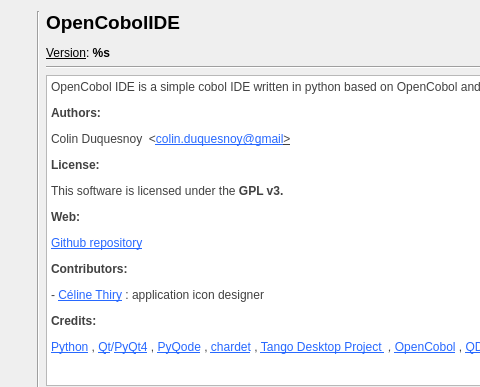
OpenCobolIDE/OpenCobolIDE, file oci/ui/dlg_about.ui: the form before one commit; both pictures show x 0 to 480 and y 0 to 387 of the 650 by 700 pixel window.
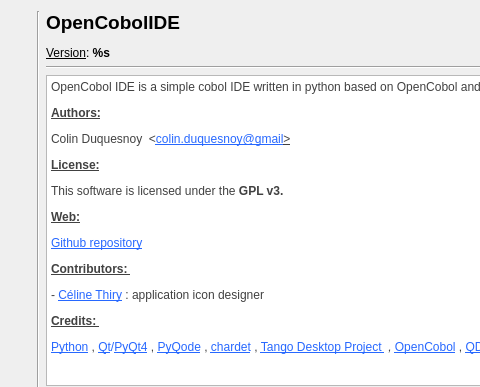
The form after the commit. Icons and pictures are not drawn.

Commit message: Update about dialog to include QDarkStyle version

Patch:
```diff
--- a/oci/ui/dlg_about.ui
+++ b/oci/ui/dlg_about.ui
@@ -101,15 +101,15 @@
 p, li { white-space: pre-wrap; }
 &lt;/style&gt;&lt;/head&gt;&lt;body style=&quot; font-family:'Sans'; font-size:9pt; font-weight:400; font-style:normal;&quot;&gt;
 &lt;p style=&quot; margin-top:12px; margin-bottom:12px; margin-left:0px; margin-right:0px; -qt-block-indent:0; text-indent:0px;&quot;&gt;&lt;span style=&quot; font-family:'Ubuntu'; color:#414141;&quot;&gt;OpenCobol IDE is a simple cobol IDE written in python based on OpenCobol and pyQode.&lt;/span&gt;&lt;/p&gt;
-&lt;p style=&quot; margin-top:12px; margin-bottom:12px; margin-left:0px; margin-right:0px; -qt-block-indent:0; text-indent:0px;&quot;&gt;&lt;span style=&quot; font-family:'Ubuntu'; font-weight:600; color:#414141;&quot;&gt;Authors:&lt;/span&gt;&lt;/p&gt;
+&lt;p style=&quot; margin-top:12px; margin-bottom:12px; margin-left:0px; margin-right:0px; -qt-block-indent:0; text-indent:0px;&quot;&gt;&lt;span style=&quot; font-family:'Ubuntu'; font-weight:600; text-decoration: underline; color:#414141;&quot;&gt;Authors:&lt;/span&gt;&lt;/p&gt;
 &lt;p style=&quot; margin-top:12px; margin-bottom:12px; margin-left:0px; margin-right:0px; -qt-block-indent:0; text-indent:0px;&quot;&gt;&lt;span style=&quot; font-family:'Ubuntu'; color:#414141;&quot;&gt;Colin Duquesnoy  &amp;lt;&lt;/span&gt;&lt;a href=&quot;mailto:colin.duquesnoy@gmail&quot;&gt;&lt;span style=&quot; font-family:'Ubuntu'; text-decoration: underline; color:#2768ff;&quot;&gt;colin.duquesnoy@gmail&lt;/span&gt;&lt;/a&gt;&lt;a href=&quot;mailto:colin.duquesnoy@gmail&quot;&gt;&lt;span style=&quot; font-family:'Ubuntu'; text-decoration: underline; color:#414141;&quot;&gt;&amp;gt;&lt;/span&gt;&lt;/a&gt;&lt;/p&gt;
-&lt;p style=&quot; margin-top:12px; margin-bottom:12px; margin-left:0px; margin-right:0px; -qt-block-indent:0; text-indent:0px;&quot;&gt;&lt;span style=&quot; font-family:'Ubuntu'; font-weight:600; color:#414141;&quot;&gt;License:&lt;/span&gt;&lt;/p&gt;
+&lt;p style=&quot; margin-top:12px; margin-bottom:12px; margin-left:0px; margin-right:0px; -qt-block-indent:0; text-indent:0px;&quot;&gt;&lt;span style=&quot; font-family:'Ubuntu'; font-weight:600; text-decoration: underline; color:#414141;&quot;&gt;License:&lt;/span&gt;&lt;/p&gt;
 &lt;p style=&quot; margin-top:12px; margin-bottom:12px; margin-left:0px; margin-right:0px; -qt-block-indent:0; text-indent:0px;&quot;&gt;&lt;span style=&quot; font-family:'Ubuntu'; color:#414141;&quot;&gt;This software is licensed under the &lt;/span&gt;&lt;span style=&quot; font-family:'Ubuntu'; font-weight:600; color:#414141;&quot;&gt;GPL v3.&lt;/span&gt;&lt;/p&gt;
-&lt;p style=&quot; margin-top:12px; margin-bottom:12px; margin-left:0px; margin-right:0px; -qt-block-indent:0; text-indent:0px;&quot;&gt;&lt;span style=&quot; font-family:'Ubuntu'; font-weight:600; color:#414141;&quot;&gt;Web:&lt;/span&gt;&lt;/p&gt;
+&lt;p style=&quot; margin-top:12px; margin-bottom:12px; margin-left:0px; margin-right:0px; -qt-block-indent:0; text-indent:0px;&quot;&gt;&lt;span style=&quot; font-family:'Ubuntu'; font-weight:600; text-decoration: underline; color:#414141;&quot;&gt;Web:&lt;/span&gt;&lt;/p&gt;
 &lt;p style=&quot; margin-top:12px; margin-bottom:12px; margin-left:0px; margin-right:0px; -qt-block-indent:0; text-indent:0px;&quot;&gt;&lt;a href=&quot;https://github.com/ColinDuquesnoy/OpenCobolIDE&quot;&gt;&lt;span style=&quot; text-decoration: underline; color:#2768ff;&quot;&gt;Github repository&lt;/span&gt;&lt;/a&gt;&lt;/p&gt;
-&lt;p style=&quot; margin-top:12px; margin-bottom:12px; margin-left:0px; margin-right:0px; -qt-block-indent:0; text-indent:0px;&quot;&gt;&lt;span style=&quot; font-family:'Ubuntu'; font-weight:600; color:#414141;&quot;&gt;Contributors: &lt;/span&gt;&lt;/p&gt;
+&lt;p style=&quot; margin-top:12px; margin-bottom:12px; margin-left:0px; margin-right:0px; -qt-block-indent:0; text-indent:0px;&quot;&gt;&lt;span style=&quot; font-family:'Ubuntu'; font-weight:600; text-decoration: underline; color:#414141;&quot;&gt;Contributors: &lt;/span&gt;&lt;/p&gt;
 &lt;p style=&quot; margin-top:12px; margin-bottom:12px; margin-left:0px; margin-right:0px; -qt-block-indent:0; text-indent:0px;&quot;&gt;&lt;span style=&quot; font-family:'Ubuntu'; color:#414141;&quot;&gt;- &lt;/span&gt;&lt;a href=&quot;mailto:thiry.celi@gmail.com&quot;&gt;&lt;span style=&quot; font-family:'Ubuntu'; text-decoration: underline; color:#2768ff;&quot;&gt;Céline Thiry&lt;/span&gt;&lt;/a&gt;&lt;span style=&quot; font-family:'Ubuntu'; color:#414141;&quot;&gt; : application icon designer&lt;/span&gt;&lt;/p&gt;
-&lt;p style=&quot; margin-top:12px; margin-bottom:12px; margin-left:0px; margin-right:0px; -qt-block-indent:0; text-indent:0px;&quot;&gt;&lt;span style=&quot; font-family:'Ubuntu'; font-weight:600; color:#414141;&quot;&gt;Credits: &lt;/span&gt;&lt;/p&gt;
+&lt;p style=&quot; margin-top:12px; margin-bottom:12px; margin-left:0px; margin-right:0px; -qt-block-indent:0; text-indent:0px;&quot;&gt;&lt;span style=&quot; font-family:'Ubuntu'; font-weight:600; text-decoration: underline; color:#414141;&quot;&gt;Credits: &lt;/span&gt;&lt;/p&gt;
 &lt;p style=&quot; margin-top:12px; margin-bottom:12px; margin-left:0px; margin-right:0px; -qt-block-indent:0; text-indent:0px;&quot;&gt;&lt;a href=&quot;http://python.org/&quot;&gt;&lt;span style=&quot; font-family:'Ubuntu'; text-decoration: underline; color:#2768ff;&quot;&gt;Python&lt;/span&gt;&lt;/a&gt;&lt;span style=&quot; font-family:'Ubuntu'; color:#414141;&quot;&gt; , &lt;/span&gt;&lt;a href=&quot;http://qt-project.org/&quot;&gt;&lt;span style=&quot; font-family:'Ubuntu'; text-decoration: underline; color:#2768ff;&quot;&gt;Qt&lt;/span&gt;&lt;/a&gt;&lt;span style=&quot; font-family:'Ubuntu'; color:#2768ff;&quot;&gt;/&lt;/span&gt;&lt;a href=&quot;http://www.riverbankcomputing.com/software/pyqt/intro&quot;&gt;&lt;span style=&quot; text-decoration: underline; color:#2768ff;&quot;&gt;PyQt4&lt;/span&gt;&lt;/a&gt;&lt;span style=&quot; font-family:'Ubuntu'; color:#414141;&quot;&gt; , &lt;/span&gt;&lt;a href=&quot;https://github.com/ColinDuquesnoy/pyqode-core&quot;&gt;&lt;span style=&quot; text-decoration: underline; color:#2768ff;&quot;&gt;PyQode&lt;/span&gt;&lt;/a&gt;&lt;span style=&quot; font-family:'Ubuntu'; color:#414141;&quot;&gt; , &lt;/span&gt;&lt;a href=&quot;https://pypi.python.org/pypi/chardet&quot;&gt;&lt;span style=&quot; font-family:'Ubuntu'; text-decoration: underline; color:#2768ff;&quot;&gt;chardet&lt;/span&gt;&lt;/a&gt;&lt;span style=&quot; font-family:'Ubuntu'; color:#414141;&quot;&gt; , &lt;/span&gt;&lt;a href=&quot;http://tango.freedesktop.org/&quot;&gt;&lt;span style=&quot; font-family:'Ubuntu'; text-decoration: underline; color:#2768ff;&quot;&gt;Tango Desktop Project &lt;/span&gt;&lt;/a&gt;&lt;span style=&quot; font-family:'Ubuntu'; font-style:italic; color:#414141;&quot;&gt; , &lt;/span&gt;&lt;a href=&quot;http://www.opencobol.org/&quot;&gt;&lt;span style=&quot; font-family:'Ubuntu'; text-decoration: underline; color:#2768ff;&quot;&gt;OpenCobol&lt;/span&gt;&lt;/a&gt;&lt;span style=&quot; color:#414141;&quot;&gt; , &lt;/span&gt;&lt;a href=&quot;https://github.com/ColinDuquesnoy/QDarkStyleSheet&quot;&gt;&lt;span style=&quot; text-decoration: underline; color:#2768ff;&quot;&gt;QDarkStyle&lt;/span&gt;&lt;/a&gt;&lt;/p&gt;&lt;/body&gt;&lt;/html&gt;</string>
            </property>
            <property name="textInteractionFlags">
```
The commit also changes 6 other files.
